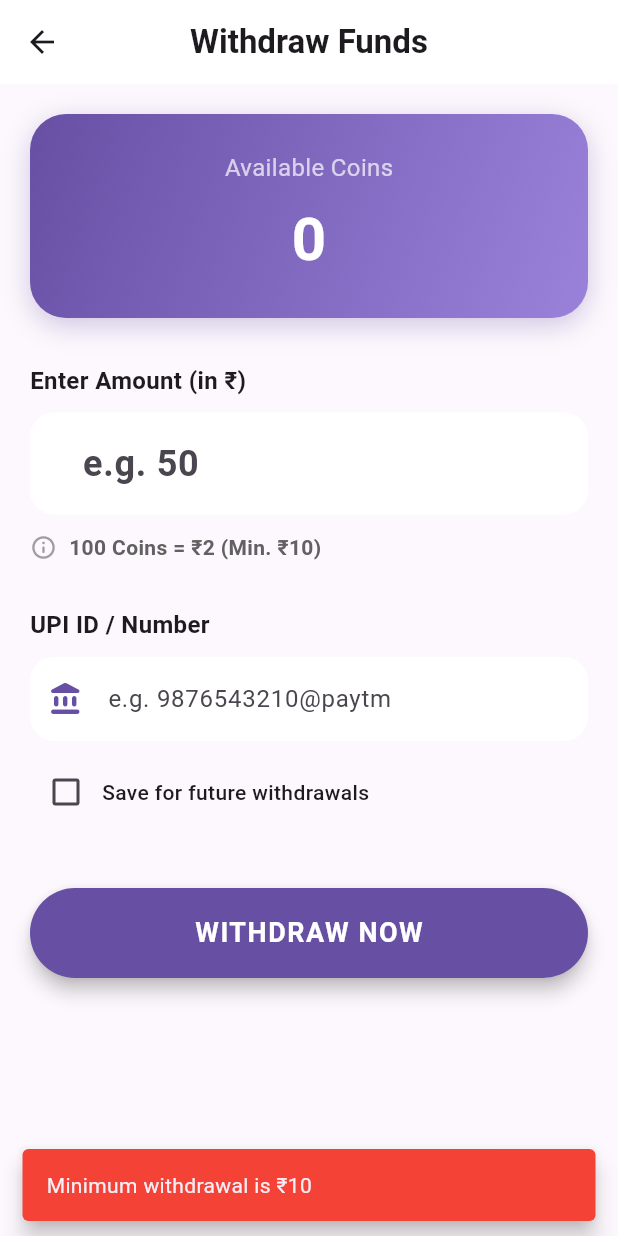
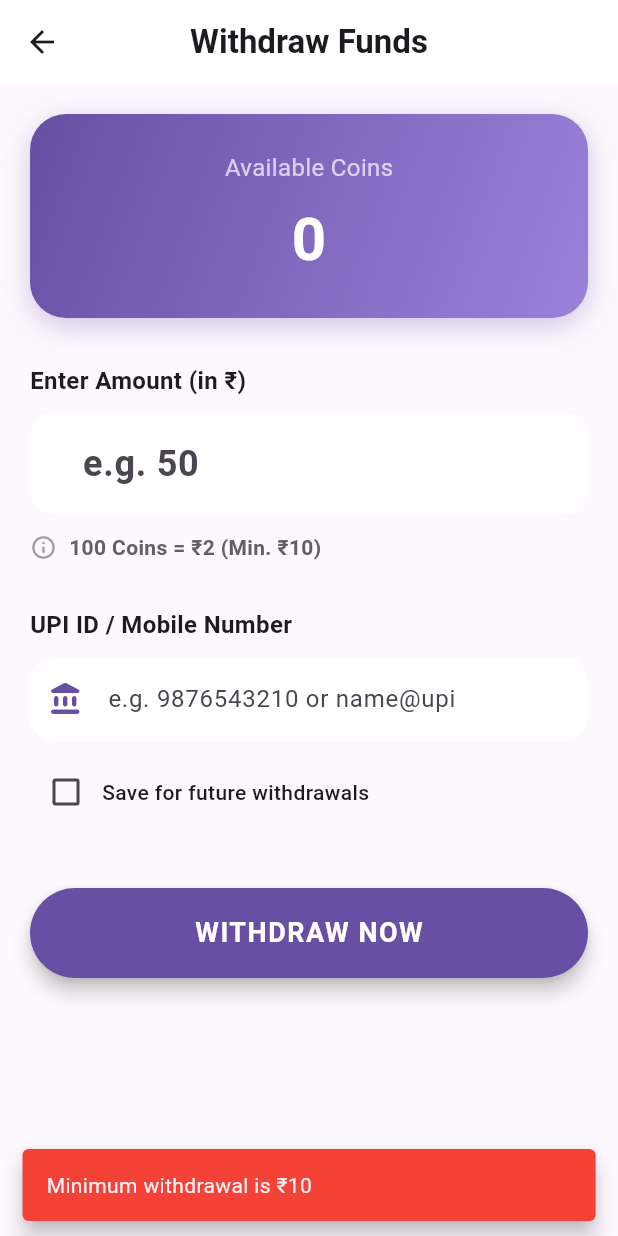
Before and after one commit to ayonkhatua/AdRewardsPro, a Flutter app: the WithdrawalScreen screen opened directly, after a tap on "WITHDRAW NOW", on a phone screen of 412 x 824 dp. Run offline on Flutter 3.47's test engine with Material 3 defaults, Android fonts, the phone set to English and light mode, and no system bars; our stand-ins replace device_info_plus, flutter_dotenv, flutter_fortune_wheel, google_fonts, share_plus, shared_preferences and 1 more; missing offline and left inert: dart_ipify, scratcher, unity_ads_plugin; accounts and stored records are empty; network calls fail.

Commit message:
add support featuars

```diff
--- a/lib/screens/withdrawal_screen.dart
+++ b/lib/screens/withdrawal_screen.dart
@@ -17,18 +17,17 @@ class _WithdrawalScreenState extends State<WithdrawalScreen> {
   bool _isLoading = false;
   bool _saveUpi = false;
 
-  // 👇 NAYA: Admin Control Variables
+  // Admin Control Variables
   int _minimumRupeeWithdrawal = 10; // Default fallback
   final int _coinValuePerRupee = 50; // 100 coins = ₹2 (i.e. 50 coins = ₹1)
 
   @override
   void initState() {
     super.initState();
-    _fetchUserDataAndSettings(); // 👇 Dono ek sath fetch karenge
+    _fetchUserDataAndSettings();
     _amountController.addListener(_calculateCoins);
   }
 
-  // 👇 NAYA LOGIC: DB se Limit aur User Balance lana
   Future<void> _fetchUserDataAndSettings() async {
     final user = Supabase.instance.client.auth.currentUser;
     if (user == null) {
@@ -37,7 +36,7 @@ class _WithdrawalScreenState extends State<WithdrawalScreen> {
     }
 
     try {
-      // 1. Fetch Admin Settings First (minimum withdrawal limit in coins)
+      // 1. Fetch Admin Settings
       final settingsResponse = await Supabase.instance.client
           .from('app_settings')
           .select('min_withdrawal_limit')
@@ -52,7 +51,6 @@ class _WithdrawalScreenState extends State<WithdrawalScreen> {
 
       if (mounted) {
         setState(() {
-          // Calculate Rupee limit from Coin limit (e.g., 500 coins / 50 = ₹10)
           int minCoins = settingsResponse['min_withdrawal_limit'] ?? 500;
           _minimumRupeeWithdrawal = (minCoins / _coinValuePerRupee).floor();
 
@@ -80,7 +78,6 @@ class _WithdrawalScreenState extends State<WithdrawalScreen> {
     final rupeeAmount = int.tryParse(_amountController.text) ?? 0;
     final upiId = _upiController.text.trim();
 
-    // 👇 NAYA: Admin wali dynamic limit check ho rahi hai
     if (rupeeAmount < _minimumRupeeWithdrawal) {
       _showSnackBar('Minimum withdrawal is ₹$_minimumRupeeWithdrawal', Colors.red);
       return;
@@ -91,9 +88,20 @@ class _WithdrawalScreenState extends State<WithdrawalScreen> {
       return;
     }
 
-    if (upiId.isEmpty || !upiId.contains('@')) {
-      _showSnackBar('Please enter a valid UPI ID.', Colors.red);
+    // 🔥 NAYA VALIDATION LOGIC: Number ya UPI dono chalenge
+    if (upiId.isEmpty) {
+      _showSnackBar('Please enter your UPI ID or Mobile Number.', Colors.red);
       return;
+    }
+
+    // Agar '@' nahi hai, toh check karo ki kya wo 10-digit ka number hai
+    if (!upiId.contains('@')) {
+      // Regex check karta hai ki kya string mein sirf numbers hain aur exact 10 digits hain
+      final isPhoneNumber = RegExp(r'^[0-9]{10}$').hasMatch(upiId);
+      if (!isPhoneNumber) {
+        _showSnackBar('Enter a valid 10-digit Number or UPI ID (e.g., number@upi).', Colors.red);
+        return;
+      }
     }
 
     setState(() => _isLoading = true);
@@ -230,7 +238,6 @@ class _WithdrawalScreenState extends State<WithdrawalScreen> {
                   Text(
                     _requiredCoins > 0
                       ? "$_requiredCoins Coins will be deducted."
-                      // 👇 NAYA: UI mein bhi dynamic limit dikhegi
                       : "100 Coins = ₹2 (Min. ₹$_minimumRupeeWithdrawal)",
                     style: TextStyle(
                       color: (_requiredCoins > _walletBalance) ? Colors.red : Colors.grey.shade700,
@@ -243,16 +250,17 @@ class _WithdrawalScreenState extends State<WithdrawalScreen> {
               const SizedBox(height: 30),
 
               // 3. UPI INPUT SECTION
-              const Text("UPI ID / Number", style: TextStyle(fontWeight: FontWeight.bold, fontSize: 16, color: Color(0xFF1D1B20))),
+              const Text("UPI ID / Mobile Number", style: TextStyle(fontWeight: FontWeight.bold, fontSize: 16, color: Color(0xFF1D1B20))),
               const SizedBox(height: 10),
               TextField(
                 controller: _upiController,
-                keyboardType: TextInputType.emailAddress,
+                // 🔥 NAYA: Keyboard type change kiya taaki number aur text dono type karna asaan ho
+                keyboardType: TextInputType.text,
                 decoration: InputDecoration(
                   prefixIcon: const Icon(Icons.account_balance_rounded, color: Color(0xFF6750A4)),
                   filled: true,
                   fillColor: Colors.white,
-                  hintText: "e.g. 9876543210@paytm",
+                  hintText: "e.g. 9876543210 or name@upi",
                   border: OutlineInputBorder(borderRadius: BorderRadius.circular(16), borderSide: BorderSide.none),
                   focusedBorder: OutlineInputBorder(borderRadius: BorderRadius.circular(16), borderSide: const BorderSide(color: Color(0xFF6750A4), width: 2)),
                 ),
```
Also changed, not shown: lib/admin/pages/admin_withdrawals_page.dart (+21 -2 lines).
